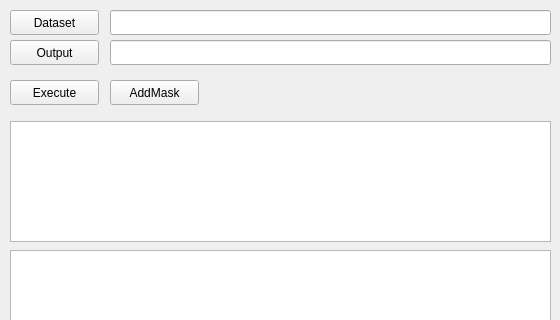
Before: the Qt Designer form gui/pages/labelToolPage.ui in jacv050/dataset-tools, drawn with Qt 5; both pictures show x 0 to 560 and y 0 to 320 of the 560 by 507 pixel window.
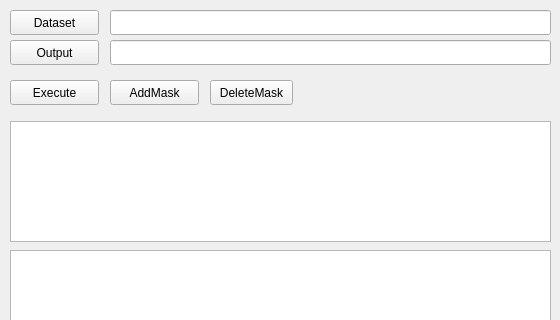
After: the same form once the commit is applied.

Commit message: Error output message when void parameters in gui interface

Patch:
```diff
--- a/gui/pages/labelToolPage.ui
+++ b/gui/pages/labelToolPage.ui
@@ -127,6 +127,19 @@
     <string>AddMask</string>
    </property>
   </widget>
+  <widget class="QPushButton" name="pbDeleteMask">
+   <property name="geometry">
+    <rect>
+     <x>210</x>
+     <y>80</y>
+     <width>83</width>
+     <height>25</height>
+    </rect>
+   </property>
+   <property name="text">
+    <string>DeleteMask</string>
+   </property>
+  </widget>
  </widget>
  <resources/>
  <connections/>
```
The commit also changes 2 other files.
